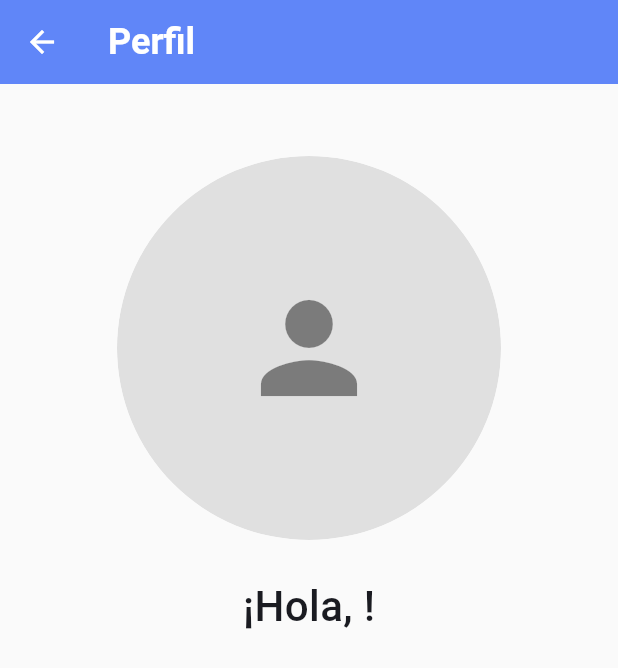
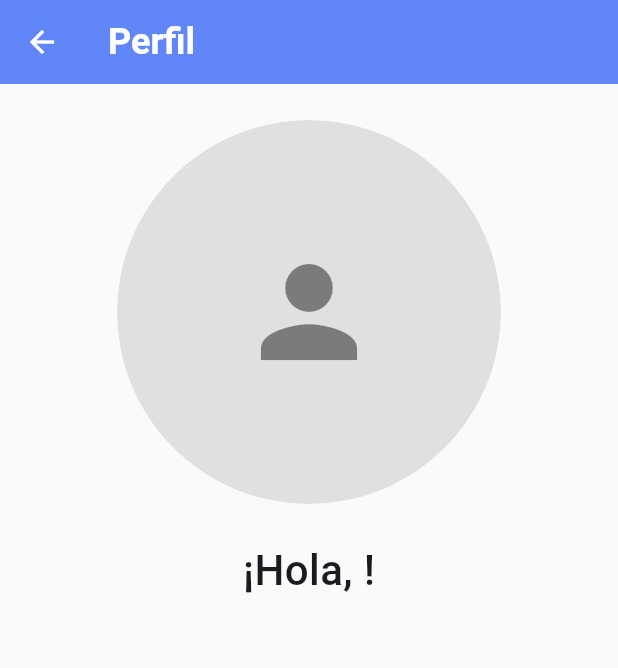
Before and after one commit to amenes12/ensenarte-app, a Flutter app: the ProfileScreen screen opened by its route, on a phone screen of 412 x 824 dp. Shown: the top 668 px of the screen. Run offline on Flutter 3.47's test engine with Material 3 defaults, Android fonts, the phone set to English and light mode, and no system bars; our stand-ins replace cloud_firestore, firebase_auth, firebase_core, google_sign_in; accounts and stored records are empty.

Commit message:
feat(profile): improved profile screen by getting current user

```diff
--- a/lib/screens/profile_screen.dart
+++ b/lib/screens/profile_screen.dart
@@ -1,4 +1,4 @@
-import 'package:firebase_auth/firebase_auth.dart';
+import 'package:ensenarte/widgets/profile_widget.dart';
 import 'package:flutter/material.dart';
 
 class ProfileScreen extends StatelessWidget {
@@ -9,49 +9,11 @@ class ProfileScreen extends StatelessWidget {
 
   @override
   Widget build(BuildContext context) {
-    final String? username = FirebaseAuth.instance.currentUser?.displayName;
-    final String? imageUrl = FirebaseAuth.instance.currentUser?.photoURL;
     return Scaffold(
       appBar: AppBar(
         title: Text(title),
       ),
-      body: Center(
-        child: Padding(
-          padding: const EdgeInsets.symmetric(vertical: 48.0, horizontal: 24.0),
-          child: Column(
-            mainAxisAlignment: MainAxisAlignment.start,
-            children: [
-              ClipOval(
-                clipBehavior: Clip.antiAlias,
-                child: (imageUrl != null)
-                    ? Image.network(
-                        imageUrl,
-                        fit: BoxFit.contain,
-                        width: 256.0,
-                        height: 256.0,
-                      )
-                    : CircleAvatar(
-                        backgroundColor: Colors.grey[300],
-                        radius: 128.0,
-                        child: const Icon(
-                          Icons.person,
-                          color: Colors.black45,
-                          size: 96.0,
-                        ),
-                      ),
-              ),
-              const Padding(padding: EdgeInsetsDirectional.only(top: 24)),
-              Text(
-                (username != null) ? "¡Hola, $username!" : "¡Hola, usuario!",
-                style: const TextStyle(
-                  fontSize: 28.0,
-                  fontWeight: FontWeight.w500,
-                ),
-              ),
-            ],
-          ),
-        ),
-      ),
+      body: const ProfileWidget(),
     );
   }
 }
--- /dev/null
+++ b/lib/widgets/profile_widget.dart
@@ -0,0 +1,72 @@
+import 'package:cloud_firestore/cloud_firestore.dart';
+import 'package:firebase_auth/firebase_auth.dart';
+import 'package:flutter/material.dart';
+
+class ProfileWidget extends StatefulWidget {
+  const ProfileWidget({super.key});
+
+  @override
+  State<ProfileWidget> createState() => _ProfileWidgetState();
+}
+
+class _ProfileWidgetState extends State<ProfileWidget> {
+  String username = "";
+  String photoURL = "";
+
+  @override
+  void initState() {
+    getCurrentUser();
+    super.initState();
+  }
+
+  void getCurrentUser() async {
+    DocumentSnapshot snapshot = await FirebaseFirestore.instance.collection("users").doc(FirebaseAuth.instance.currentUser!.uid).get();
+
+    setState(() {
+      username = snapshot["username"] ?? FirebaseAuth.instance.currentUser?.displayName;
+      photoURL = snapshot["photoUrl"] ?? FirebaseAuth.instance.currentUser?.photoURL;
+    });
+
+  }
+
+  @override
+  Widget build(BuildContext context) {
+    return Center(
+        child: Padding(
+          padding: const EdgeInsets.symmetric(vertical: 24.0, horizontal: 24.0),
+          child: Column(
+            mainAxisAlignment: MainAxisAlignment.start,
+            children: [
+              ClipOval(
+                clipBehavior: Clip.antiAlias,
+                child: (photoURL != "")
+                    ? Image.network(
+                        photoURL,
+                        fit: BoxFit.cover,
+                        width: 228.0,
+                        height: 228.0,
+                      )
+                    : CircleAvatar(
+                        backgroundColor: Colors.grey[300],
+                        radius: 128.0,
+                        child: const Icon(
+                          Icons.person,
+                          color: Colors.black45,
+                          size: 96.0,
+                        ),
+                      ),
+              ),
+              const Padding(padding: EdgeInsetsDirectional.only(top: 24.0)),
+              Text(
+                "¡Hola, $username!",
+                style: const TextStyle(
+                  fontSize: 28.0,
+                  fontWeight: FontWeight.w500,
+                ),
+              ),
+            ],
+          ),
+        ),
+      );
+  }
+}
```
